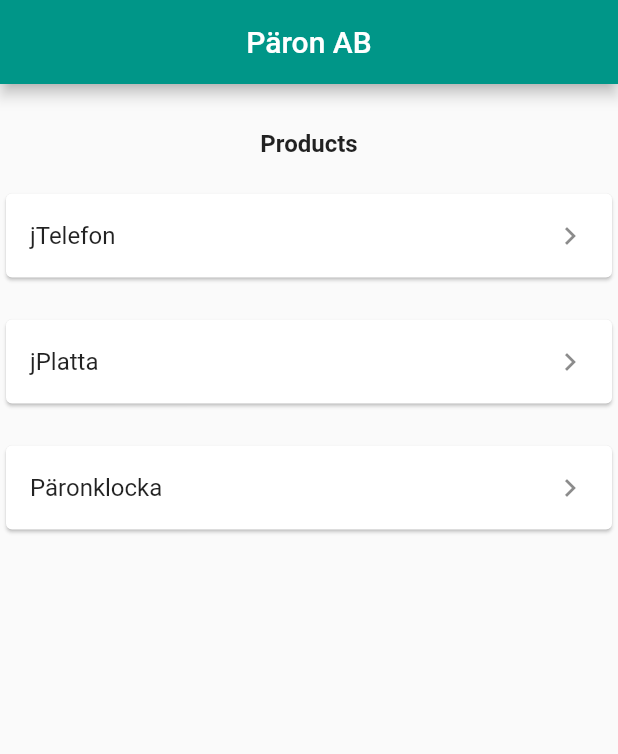
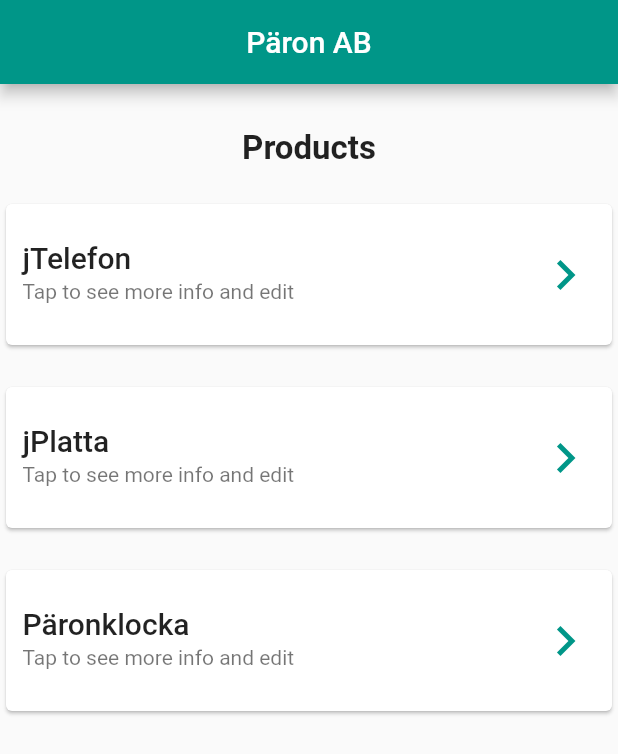
Before and after one commit to Hanuk0/Paron_AB, a Flutter app: the screen it shows after launch, on a phone screen of 412 x 824 dp. Shown: the top 754 px of the screen. Run offline on Flutter 3.47's test engine with Material 2 defaults, Android fonts, the phone set to English and light mode, and no system bars; our stand-ins replace cloud_firestore, firebase_core; accounts and stored records are empty.

Commit message:
fixed textstyle and code cleanup

```diff
--- a/lib/productpage.dart
+++ b/lib/productpage.dart
@@ -21,7 +21,7 @@ class ProductPage extends StatelessWidget {
             Container(height: 30),
             const Text(
               ('Products'),
-              style: TextStyle(fontSize: 16, fontWeight: FontWeight.bold),
+              style: TextStyle(fontSize: 22, fontWeight: FontWeight.bold),
             ),
             Container(height: 20),
             GestureDetector(
@@ -34,9 +34,16 @@ class ProductPage extends StatelessWidget {
               },
               child: const Card(
                 child: ListTile(
-                  title: Text('jTelefon'),
-                  // subtitle: Text('Edit stock balance'),
-                  trailing: Icon(Icons.chevron_right),
+                  contentPadding: EdgeInsets.all(11),
+                  title: Text('jTelefon',
+                      style:
+                          TextStyle(fontSize: 20, fontWeight: FontWeight.w500)),
+                  subtitle: Text('Tap to see more info and edit'),
+                  trailing: Icon(
+                    Icons.chevron_right,
+                    size: 40,
+                    color: Colors.teal,
+                  ),
                 ),
               ),
             ),
@@ -51,9 +58,16 @@ class ProductPage extends StatelessWidget {
               },
               child: const Card(
                 child: ListTile(
-                  title: Text('jPlatta'),
-                  //   subtitle: Text('Edit stock balance'),
-                  trailing: Icon(Icons.chevron_right),
+                  contentPadding: EdgeInsets.all(11),
+                  title: Text('jPlatta',
+                      style:
+                          TextStyle(fontSize: 20, fontWeight: FontWeight.w500)),
+                  subtitle: Text('Tap to see more info and edit'),
+                  trailing: Icon(
+                    Icons.chevron_right,
+                    size: 40,
+                    color: Colors.teal,
+                  ),
                 ),
               ),
             ),
@@ -68,9 +82,16 @@ class ProductPage extends StatelessWidget {
               },
               child: const Card(
                 child: ListTile(
-                  title: Text('Päronklocka'),
-                  //  subtitle: Text('Edit stock balance'),
-                  trailing: Icon(Icons.chevron_right),
+                  contentPadding: EdgeInsets.all(11),
+                  title: Text('Päronklocka',
+                      style:
+                          TextStyle(fontSize: 20, fontWeight: FontWeight.w500)),
+                  subtitle: Text('Tap to see more info and edit'),
+                  trailing: Icon(
+                    Icons.chevron_right,
+                    size: 40,
+                    color: Colors.teal,
+                  ),
                 ),
               ),
             )
@@ -80,76 +101,3 @@ class ProductPage extends StatelessWidget {
     );
   }
 }
-
-
-/* KANSKE VILL BEHÅLLA
-
-Widget _jTelefon(context) {
-  return ListTile(
-    leading: Icon(
-      Icons.note_alt_sharp,
-      size: 30,
-      color: Colors.green.shade800,
-    ),
-    //   onTap: () => Navigator.push(context,
-    //       MaterialPageRoute(builder: (context) => DescriptionView(task))),
-    title: Text('jTelefon'),
-    subtitle: Text('quantity'),
-    trailing: IconButton(
-      icon: const Icon(Icons.chevron_right),
-      onPressed: () {},
-    ),
-  );
-}
-
-Widget _jPlatta(context) {
-  return ListTile(
-    leading: Icon(
-      Icons.note_alt_sharp,
-      size: 30,
-      color: Colors.green.shade800,
-    ),
-    //   onTap: () => Navigator.push(context,
-    //       MaterialPageRoute(builder: (context) => DescriptionView(task))),
-    title: Text('jPlatta'),
-    subtitle: Text('quantity'),
-    trailing: IconButton(
-      icon: const Icon(Icons.chevron_right),
-      onPressed: () {},
-    ),
-  );
-}
-
-Widget _päronKlocka(context) {
-  return ListTile(
-    leading: Icon(
-      Icons.note_alt_sharp,
-      size: 30,
-      color: Colors.green.shade800,
-    ),
-    //   onTap: () => Navigator.push(context,
-    //       MaterialPageRoute(builder: (context) => DescriptionView(task))),
-    title: Text('Päronklocka'),
-    subtitle: Text('quantity'),
-    trailing: IconButton(
-      icon: const Icon(Icons.chevron_right),
-      onPressed: () {},
-    ),
-  );
-}
-*/
-
-/* class ProductPage extends StatefulWidget {
-  final stock;
-  const ProductPage(this.stock, {Key? key}) : super(key: key);
-
-  @override
-  State<ProductPage> createState() {
-    return ProductPageState(stock);
-  }
-}
-
-
-class ProductPageState extends State<ProductPage> {
-  final stock;
-  ProductPageState(this.stock); */
```
